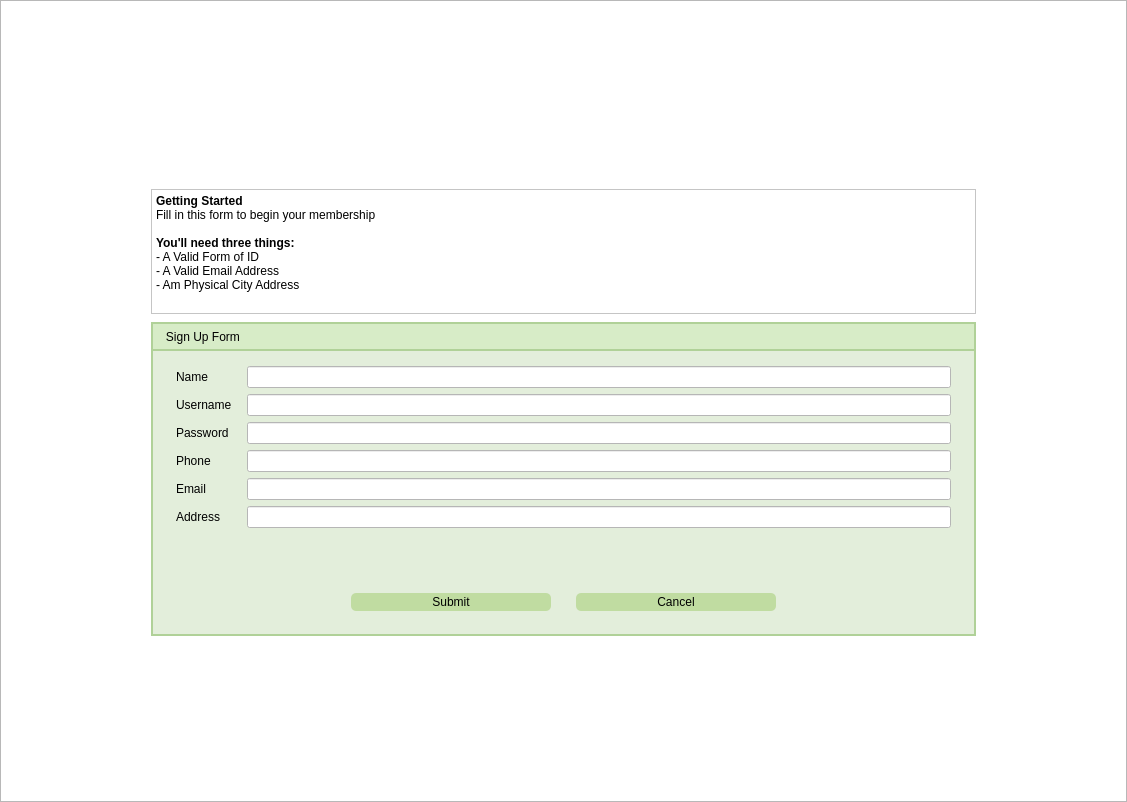
Mr-Beastman/CS106_A2, file viewRegistration.ui: the form before one commit.
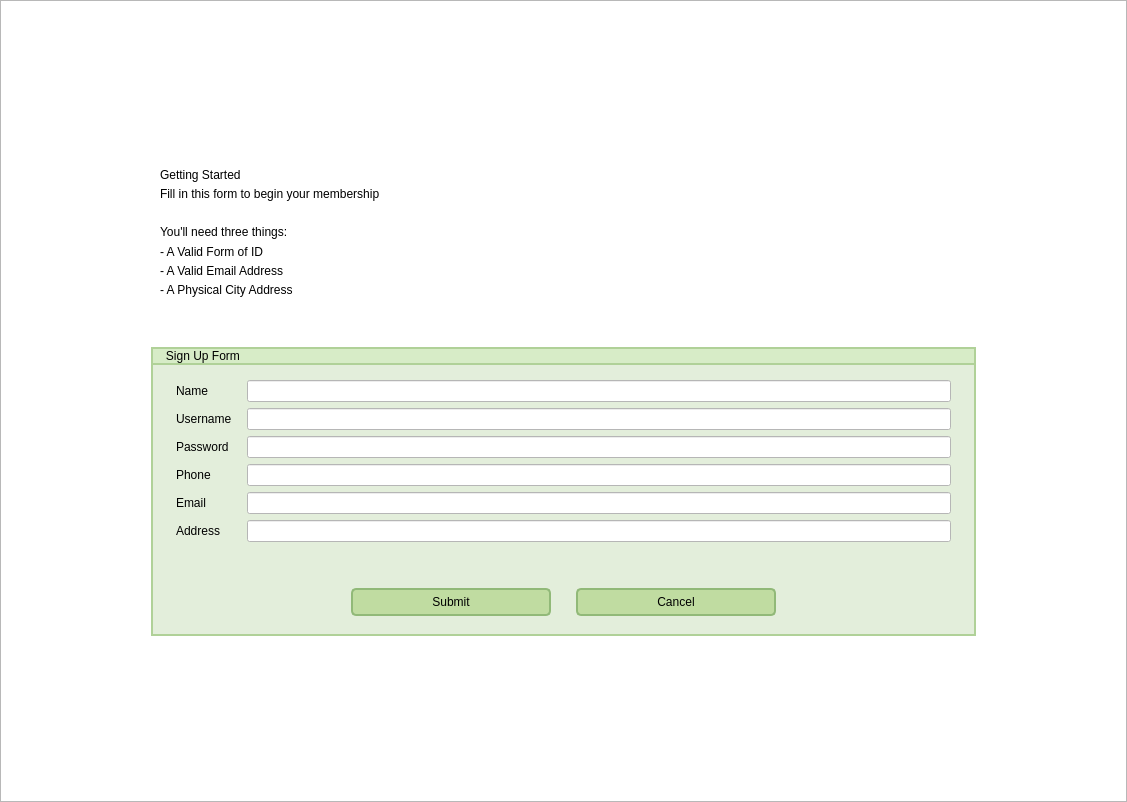
The form after the commit. Icons and pictures are not drawn.

Diff of the .ui file:
```diff
--- a/viewRegistration.ui
+++ b/viewRegistration.ui
@@ -35,16 +35,25 @@
 }
 
 QPushButton {
-	padding: 10px 20px;
-	font: 700 12pt &quot;Segoe UI&quot;;
-	background-color: rgb(192, 220, 161);
-	color: rgb(0, 0, 0);
-	padding: 2px;
-	border-radius: 5px;
+    padding: 5px 10px;
+    border-radius: 5px;
+    outline: none;
+    color: rgb(0, 0, 0);
+    font: 700 9pt &quot;Segoe UI&quot;;
+    background-color: rgb(192, 220, 161);
+    border: 2px solid rgb(145, 185, 120);
 }
 
 QPushButton:hover {
-	background-color: rgb(161, 184, 135);
+    background-color: rgb(161, 184, 135); 
+    border: 2px solid rgb(130, 165, 110); 
+}
+
+QPushButton:pressed {
+    background-color: rgb(145, 165, 120);
+    border: 2px solid rgb(130, 155, 100); 
+    padding-top: 10px; 
+    padding-bottom: 6px; 
 }
 
 
@@ -92,9 +101,9 @@
       <property name="geometry">
        <rect>
         <x>0</x>
-        <y>0</y>
+        <y>-52</y>
         <width>1111</width>
-        <height>811</height>
+        <height>863</height>
        </rect>
       </property>
       <property name="sizePolicy">
@@ -191,50 +200,6 @@
           <property name="verticalSpacing">
            <number>40</number>
           </property>
-          <item row="0" column="0">
-           <widget class="QTextBrowser" name="textBrowser">
-            <property name="sizePolicy">
-             <sizepolicy hsizetype="Expanding" vsizetype="Expanding">
-              <horstretch>0</horstretch>
-              <verstretch>0</verstretch>
-             </sizepolicy>
-            </property>
-            <property name="minimumSize">
-             <size>
-              <width>0</width>
-              <height>125</height>
-             </size>
-            </property>
-            <property name="maximumSize">
-             <size>
-              <width>16777215</width>
-              <height>60</height>
-             </size>
-            </property>
-            <property name="verticalScrollBarPolicy">
-             <enum>Qt::ScrollBarPolicy::ScrollBarAlwaysOff</enum>
-            </property>
-            <property name="horizontalScrollBarPolicy">
-             <enum>Qt::ScrollBarPolicy::ScrollBarAlwaysOff</enum>
-            </property>
-            <property name="html">
-             <string>&lt;!DOCTYPE HTML PUBLIC &quot;-//W3C//DTD HTML 4.0//EN&quot; &quot;http://www.w3.org/TR/REC-html40/strict.dtd&quot;&gt;
-&lt;html&gt;&lt;head&gt;&lt;meta name=&quot;qrichtext&quot; content=&quot;1&quot; /&gt;&lt;meta charset=&quot;utf-8&quot; /&gt;&lt;style type=&quot;text/css&quot;&gt;
-p, li { white-space: pre-wrap; }
-hr { height: 1px; border-width: 0; }
-li.unchecked::marker { content: &quot;\2610&quot;; }
-li.checked::marker { content: &quot;\2612&quot;; }
-&lt;/style&gt;&lt;/head&gt;&lt;body style=&quot; font-family:'Segoe UI'; font-size:9pt; font-weight:400; font-style:normal;&quot;&gt;
-&lt;p style=&quot; margin-top:0px; margin-bottom:0px; margin-left:0px; margin-right:0px; -qt-block-indent:0; text-indent:0px;&quot;&gt;&lt;span style=&quot; font-weight:700;&quot;&gt;Getting Started&lt;/span&gt;&lt;/p&gt;
-&lt;p style=&quot; margin-top:0px; margin-bottom:0px; margin-left:0px; margin-right:0px; -qt-block-indent:0; text-indent:0px;&quot;&gt;Fill in this form to begin your membership&lt;/p&gt;
-&lt;p style=&quot;-qt-paragraph-type:empty; margin-top:0px; margin-bottom:0px; margin-left:0px; margin-right:0px; -qt-block-indent:0; text-indent:0px;&quot;&gt;&lt;br /&gt;&lt;/p&gt;
-&lt;p style=&quot; margin-top:0px; margin-bottom:0px; margin-left:0px; margin-right:0px; -qt-block-indent:0; text-indent:0px;&quot;&gt;&lt;span style=&quot; font-weight:700;&quot;&gt;You'll need three things:&lt;/span&gt;&lt;/p&gt;
-&lt;p style=&quot; margin-top:0px; margin-bottom:0px; margin-left:0px; margin-right:0px; -qt-block-indent:0; text-indent:0px;&quot;&gt;- A Valid Form of ID&lt;/p&gt;
-&lt;p style=&quot; margin-top:0px; margin-bottom:0px; margin-left:0px; margin-right:0px; -qt-block-indent:0; text-indent:0px;&quot;&gt;- A Valid Email Address&lt;/p&gt;
-&lt;p style=&quot; margin-top:0px; margin-bottom:0px; margin-left:0px; margin-right:0px; -qt-block-indent:0; text-indent:0px;&quot;&gt;- Am Physical City Address&lt;/p&gt;&lt;/body&gt;&lt;/html&gt;</string>
-            </property>
-           </widget>
-          </item>
           <item row="1" column="0">
            <widget class="QWidget" name="formContainer" native="true">
             <property name="sizePolicy">
@@ -384,6 +349,12 @@
              </item>
              <item>
               <widget class="QLabel" name="errorLabel">
+               <property name="styleSheet">
+                <string notr="true">QLabel{
+	font: 700 12pt &quot;Segoe UI&quot;;
+	color: rgb(255, 0, 0);
+}</string>
+               </property>
                <property name="text">
                 <string/>
                </property>
@@ -448,6 +419,79 @@
             </layout>
            </widget>
           </item>
+          <item row="0" column="0">
+           <widget class="QWidget" name="InstructionsLayout" native="true">
+            <property name="styleSheet">
+             <string notr="true">QLabel{
+	font: 12pt &quot;Segoe UI&quot;;
+}</string>
+            </property>
+            <layout class="QVBoxLayout" name="verticalLayout_2">
+             <property name="spacing">
+              <number>2</number>
+             </property>
+             <item>
+              <widget class="QLabel" name="startedLabel">
+               <property name="styleSheet">
+                <string notr="true">#startedLabel{
+	font: 700 12pt &quot;Segoe UI&quot;;
+}</string>
+               </property>
+               <property name="text">
+                <string>Getting Started</string>
+               </property>
+              </widget>
+             </item>
+             <item>
+              <widget class="QLabel" name="fillLabel">
+               <property name="text">
+                <string>Fill in this form to begin your membership</string>
+               </property>
+              </widget>
+             </item>
+             <item>
+              <widget class="QLabel" name="spacerLabel">
+               <property name="text">
+                <string/>
+               </property>
+              </widget>
+             </item>
+             <item>
+              <widget class="QLabel" name="needLabel">
+               <property name="styleSheet">
+                <string notr="true">#needLabel{
+	font: 700 12pt &quot;Segoe UI&quot;;
+}</string>
+               </property>
+               <property name="text">
+                <string>You'll need three things:</string>
+               </property>
+              </widget>
+             </item>
+             <item>
+              <widget class="QLabel" name="needdLabel">
+               <property name="text">
+                <string>- A Valid Form of ID</string>
+               </property>
+              </widget>
+             </item>
+             <item>
+              <widget class="QLabel" name="needEmailLabel">
+               <property name="text">
+                <string>- A Valid Email Address</string>
+               </property>
+              </widget>
+             </item>
+             <item>
+              <widget class="QLabel" name="needAdressLabel">
+               <property name="text">
+                <string>- A Physical City Address</string>
+               </property>
+              </widget>
+             </item>
+            </layout>
+           </widget>
+          </item>
          </layout>
         </widget>
        </item>
```
